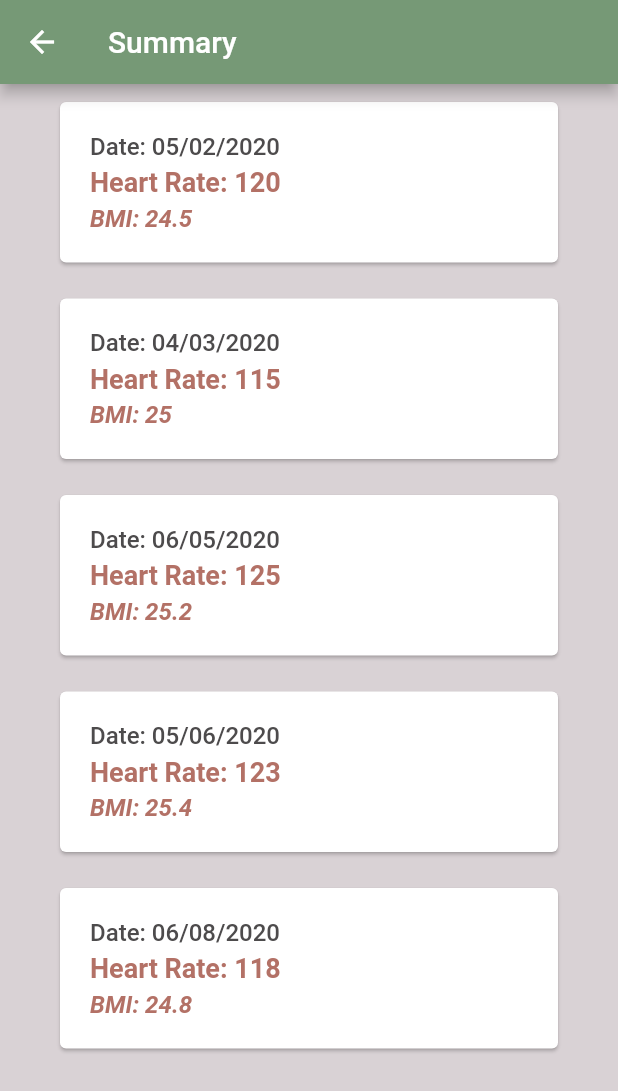
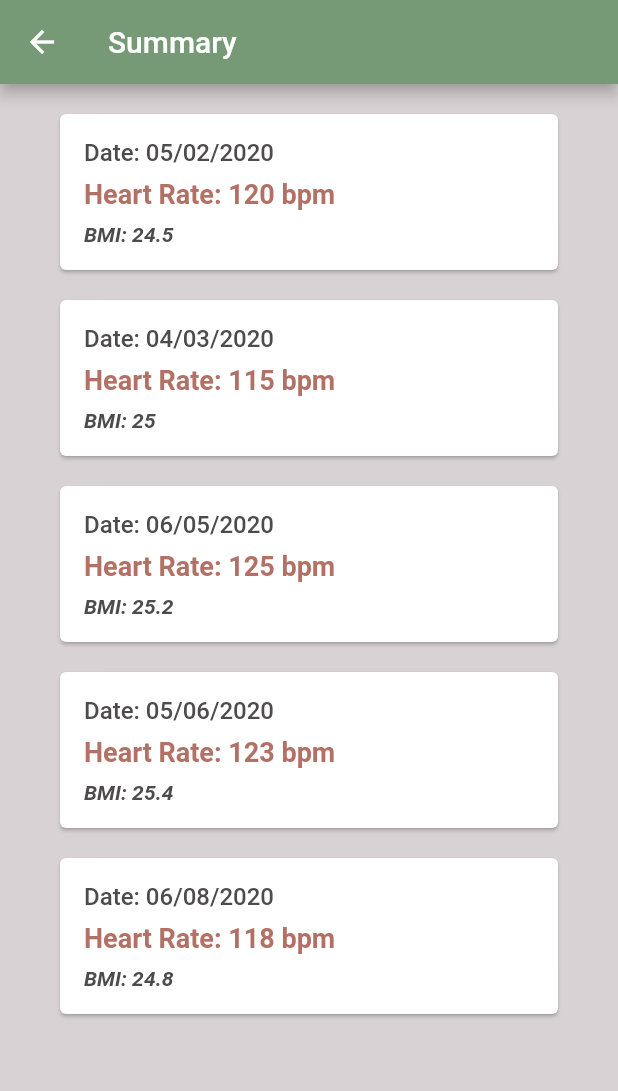
Before and after one commit to shreekadhikari/body_tune, a Flutter app: the SummaryContent screen opened directly, on a phone screen of 412 x 824 dp. Shown: the top 1091 px of the screen. Run offline on Flutter 3.47's test engine with Material 2 defaults, Android fonts, the light colour scheme and no system bars; our stand-ins replace numberpicker, shared_preferences; accounts and stored records are empty; Roboto replaces fonts that are missing (Arial).

Commit message:
Small changes to main and summary page

```diff
--- a/lib/helper.dart
+++ b/lib/helper.dart
@@ -28,6 +28,10 @@ textBody1(BuildContext context) {
   return Theme.of(context).textTheme.bodyText1;
 }
 
+textBody2(BuildContext context) {
+  return Theme.of(context).textTheme.bodyText2;
+}
+
 textHeading1(BuildContext context) {
   return Theme.of(context).textTheme.headline1;
 }
--- a/lib/main.dart
+++ b/lib/main.dart
@@ -43,7 +43,11 @@ class BodyTuneState extends State<BodyTune> {
               fontSize: 16.0,
               color: Color(0xFF4D4B4C),
             ),
-        ),
+            bodyText2: TextStyle(
+                fontSize: 14.0,
+                color: Color(0xFF4D4B4C),
+                fontWeight: FontWeight.bold,
+                fontStyle: FontStyle.italic)),
       ),
       debugShowCheckedModeBanner: false,
       home: SplashScreen(),
--- a/lib/summary_content.dart
+++ b/lib/summary_content.dart
@@ -11,7 +11,7 @@ class SummaryContent extends StatelessWidget {
     '05/06/2020',
     '06/08/2020'
   ];
-  List<String> bpm = ['120', '115', '125', '123', '118'];
+  List<String> bpm = ['120 bpm', '115 bpm', '125 bpm', '123 bpm', '118 bpm'];
   List<String> bmiIndex = ['24.5', '25', '25.2', '25.4', '24.8'];
 
   @override
@@ -24,27 +24,14 @@ class SummaryContent extends StatelessWidget {
       ),
       body: Column(
         children: [
-          // Container(
-          //   padding: EdgeInsets.fromLTRB(20.0, 40.0, 20.0, 0.0),
-          //   child: Text(
-          //     'Summary',
-          //     style: TextStyle(
-          //         fontSize: 32,
-          //         color: Theme.of(context).accentColor,
-          //         fontFamily: 'Arial',
-          //         fontStyle: FontStyle.italic,
-          //         fontWeight: FontWeight.bold),
-          //   ),
-          // ),
           Expanded(
             child: ListView.builder(
               itemCount: date.length,
               itemBuilder: (BuildContext context, int index) {
                 return Card(
-                  margin:
-                      EdgeInsets.symmetric(horizontal: 40.0, vertical: 12.0),
+                  margin: EdgeInsets.fromLTRB(40.0, 20.0, 40.0, 0.0),
                   child: Container(
-                    padding: EdgeInsets.all(20.0),
+                    padding: EdgeInsets.all(16.0),
                     child: Column(
                       crossAxisAlignment: CrossAxisAlignment.start,
                       children: [
@@ -53,18 +40,18 @@ class SummaryContent extends StatelessWidget {
                           style: textBody1(context),
                         ),
                         Container(
-                          height: 4.0,
+                          height: 8.0,
                         ),
                         Text(
                           'Heart Rate: ' + bpm[index],
                           style: textHeading1(context),
                         ),
                         Container(
-                          height: 4.0,
+                          height: 8.0,
                         ),
                         Text(
                           'BMI: ' + bmiIndex[index],
-                          style: textHeading2(context),
+                          style: textBody2(context),
                         )
                       ],
                     ),
```
Lines whose indentation alone changed are shown as unchanged.
